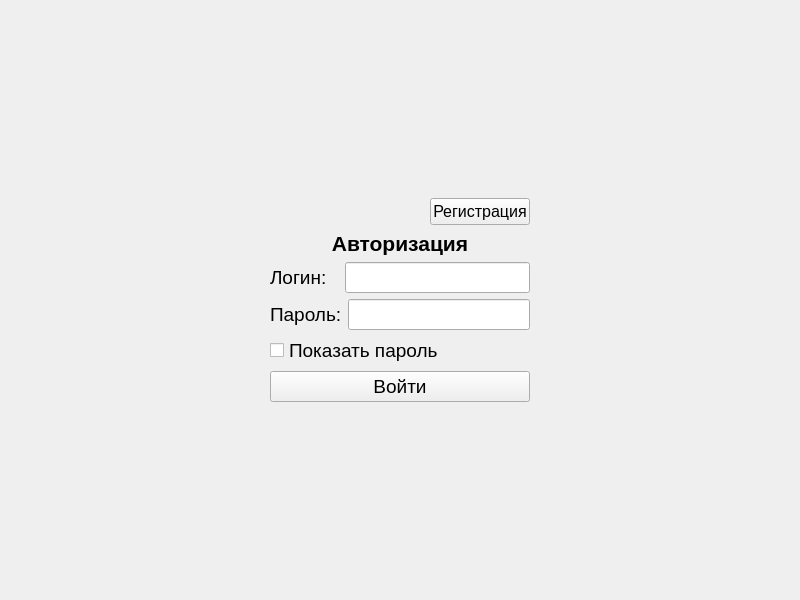
This is design/ui/authorization.ui in Sandrkll1/BookStore as Qt 5 draws it before an edit. The edited form follows.
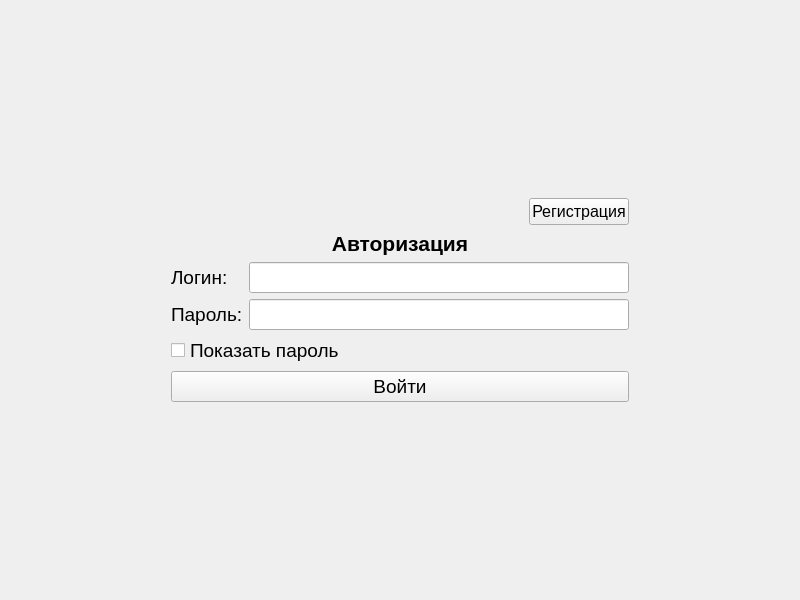
This is the edited form.

What changed in the file:
```diff
--- a/design/ui/authorization.ui
+++ b/design/ui/authorization.ui
@@ -93,8 +93,14 @@
           </property>
          </widget>
         </item>
-        <item>
+        <item alignment="Qt::AlignRight">
          <widget class="QLineEdit" name="usernameEdit">
+          <property name="minimumSize">
+           <size>
+            <width>380</width>
+            <height>0</height>
+           </size>
+          </property>
           <property name="maximumSize">
            <size>
             <width>16777215</width>
@@ -124,8 +130,14 @@
           </property>
          </widget>
         </item>
-        <item>
+        <item alignment="Qt::AlignRight">
          <widget class="QLineEdit" name="passwordEdit">
+          <property name="minimumSize">
+           <size>
+            <width>380</width>
+            <height>0</height>
+           </size>
+          </property>
           <property name="font">
            <font>
             <pointsize>14</pointsize>
```
